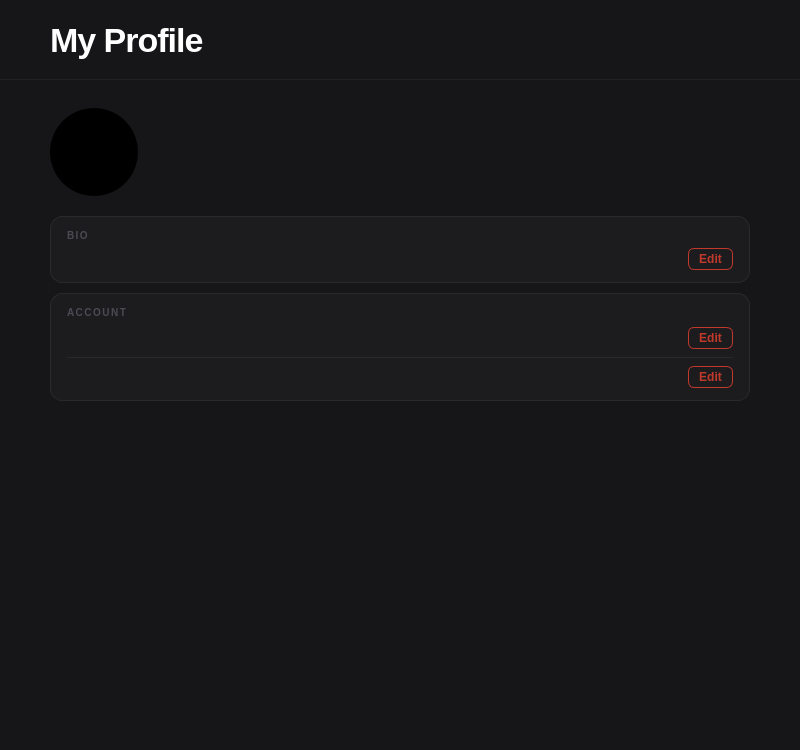
Above: src/ui/profile/profile.ui from DIDimov24/Aethera before the change. Below: the same form after it.
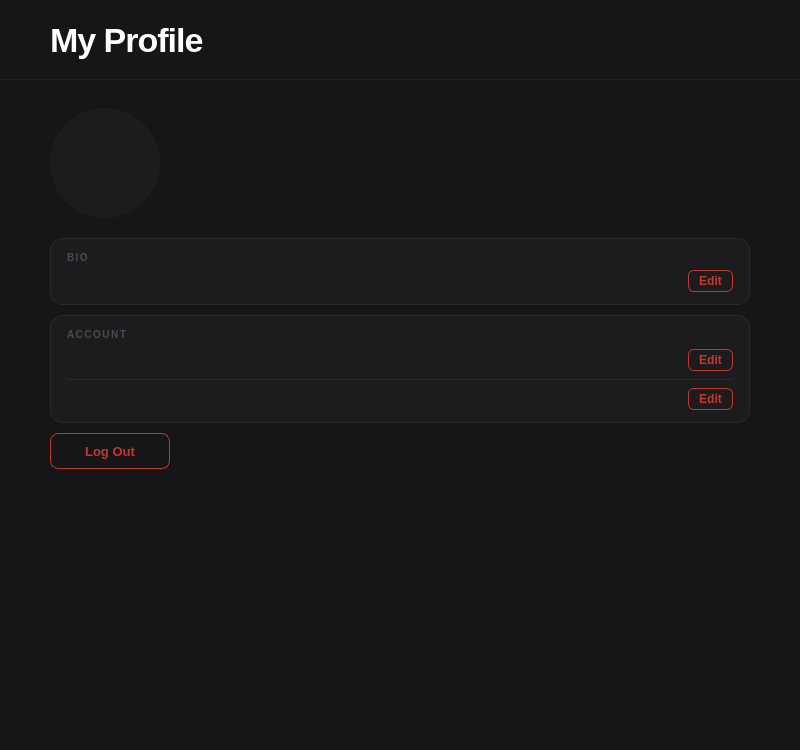
That is the form after the change.

Commit message: Add profile picture randomizer and logout button

```diff
--- a/src/ui/profile/profile.ui
+++ b/src/ui/profile/profile.ui
@@ -14,7 +14,12 @@
 QScrollBar:vertical { background: #0f0e1a; width: 8px; border-radius: 4px; }
 QScrollBar::handle:vertical { background: #2e2c50; border-radius: 4px; min-height: 30px; }
 QScrollBar::add-line:vertical, QScrollBar::sub-line:vertical { height: 0; }
-QWidget#avatarCircle { min-width: 88px; max-width: 88px; min-height: 88px; max-height: 88px; background-color: #000000; border-radius: 44px; }
+QPushButton#avatarCircle { min-width: 110px; max-width: 110px; min-height: 110px; max-height: 110px; background-color: #1c1c1f; border-radius: 55px; border: none; padding: 0px; }
+QPushButton#buttonLogout {
+    background-color: transparent; color: #c0392b; border: 1px solid #c0392b;
+    border-radius: 8px; padding: 8px 20px; font-size: 13px; font-weight: 600;
+}
+QPushButton#buttonLogout:hover { background-color: rgba(192, 57, 43, 0.12); }
 QLabel#labelHeroUsername { color: #ffffff; font-size: 22px; font-weight: 700; }
 QLabel#labelHeroGrade { color: #6b6b76; font-size: 13px; }
 QLabel#labelSectionBio, QLabel#labelSectionAccount { color: #4a4a52; font-size: 10px; font-weight: 600; letter-spacing: 1.5px; }
@@ -76,7 +81,7 @@
        <item>
         <layout class="QHBoxLayout" name="layoutHeroHeader">
          <property name="spacing"><number>20</number></property>
-         <item><widget class="QWidget" name="avatarCircle"/></item>
+         <item><widget class="QPushButton" name="avatarCircle"><property name="text"><string/></property><property name="cursor"><cursorShape>PointingHandCursor</cursorShape></property></widget></item>
          <item>
           <layout class="QVBoxLayout" name="layoutHeroText">
            <property name="spacing"><number>4</number></property>
@@ -188,6 +193,31 @@
          </layout>
         </widget>
        </item>
+       <item>
+        <widget class="QWidget" name="gapAccountLogout" native="true">
+         <property name="minimumSize"><size><width>0</width><height>10</height></size></property>
+         <property name="maximumSize"><size><width>16777215</width><height>10</height></size></property>
+        </widget>
+       </item>
+       <item>
+        <layout class="QHBoxLayout" name="layoutLogoutRow">
+         <property name="spacing"><number>0</number></property>
+         <item>
+          <widget class="QPushButton" name="buttonLogout">
+           <property name="maximumSize"><size><width>120</width><height>36</height></size></property>
+           <property name="minimumSize"><size><width>120</width><height>36</height></size></property>
+           <property name="text"><string>Log Out</string></property>
+           <property name="cursor"><cursorShape>PointingHandCursor</cursorShape></property>
+          </widget>
+         </item>
+         <item>
+          <spacer name="logoutRightSpacer">
+           <property name="orientation"><enum>Qt::Orientation::Horizontal</enum></property>
+           <property name="sizeHint" stdset="0"><size><width>40</width><height>20</height></size></property>
+          </spacer>
+         </item>
+        </layout>
+       </item>
        <item>
         <spacer name="bottomSpacer">
          <property name="orientation"><enum>Qt::Orientation::Vertical</enum></property>
```
The commit also changes 15 other files.
